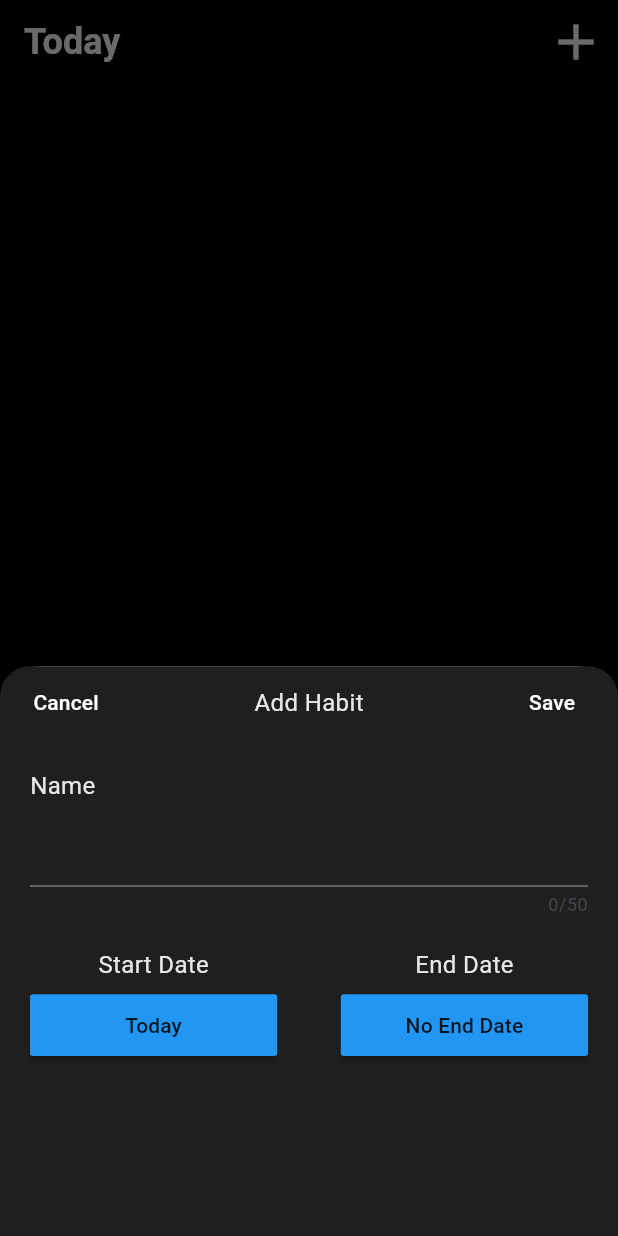
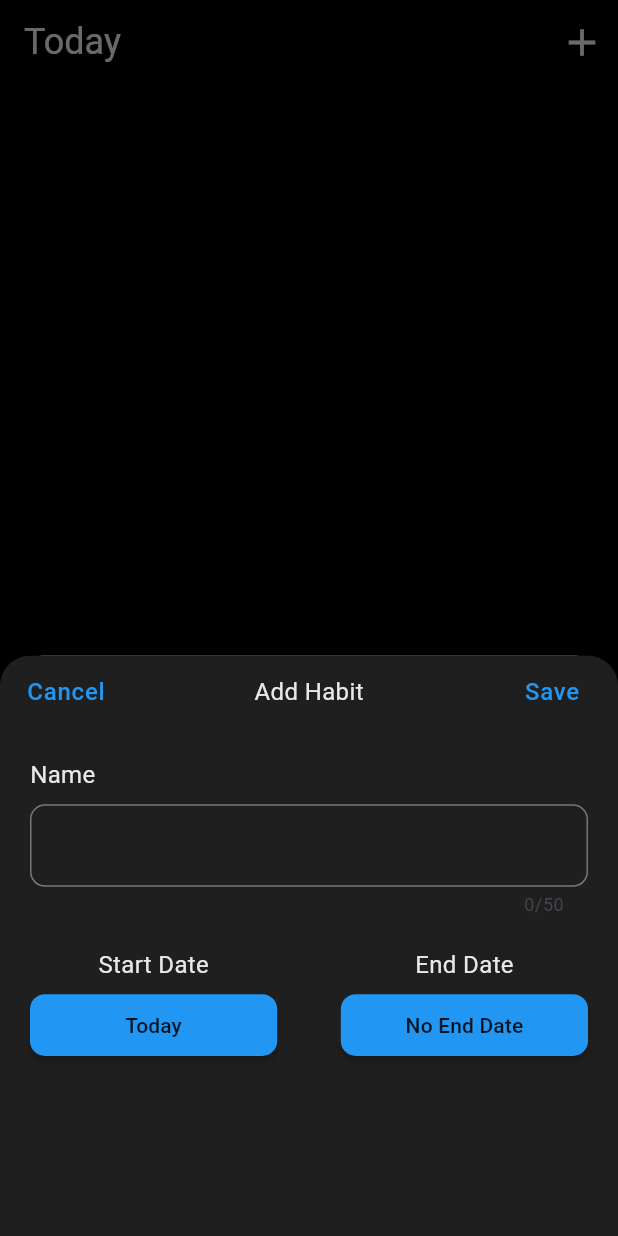
Before and after one commit to denysboitsov/habit-tracker, a Flutter app: the screen it shows after launch, after a tap on the "add" icon, on a phone screen of 412 x 824 dp. Run offline on Flutter 3.47's test engine with Material 3 defaults, Android fonts, the phone set to English and light mode, and no system bars; our stand-ins replace flutter_heatmap_calendar, sqflite, sqflite_common_ffi; accounts and stored records are empty.

Commit message:
some more styling adjustments

```diff
--- a/lib/main.dart
+++ b/lib/main.dart
@@ -7,6 +7,9 @@ void main() {
   runApp(
     MaterialApp(
       theme: ThemeData(
+        primaryColorLight: Colors.blue,
+        primaryColorDark: Colors.black,
+        primaryColor: Color.fromARGB(255, 31, 31, 31),
         splashFactory: NoSplash.splashFactory,
         iconButtonTheme: IconButtonThemeData(
           style: ElevatedButton.styleFrom(
@@ -30,7 +33,7 @@ void main() {
           ),
         ),
         bottomNavigationBarTheme: const BottomNavigationBarThemeData(
-          selectedItemColor: Color.fromARGB(255, 81, 124, 255),
+          selectedItemColor: Colors.blue,
           unselectedItemColor: Color.fromARGB(255, 134, 134, 134),
           backgroundColor: Colors.black,
         ),
@@ -39,7 +42,7 @@ void main() {
           titleTextStyle: const TextStyle(
             color: Color.fromARGB(255, 232, 232, 232),
             fontSize: 24,
-            fontWeight: FontWeight.bold,
+            //fontWeight: FontWeight.bold,
           ),
           actionsIconTheme: const IconThemeData(
               size: 24, color: Color.fromARGB(255, 232, 232, 232)),
@@ -55,6 +58,44 @@ void main() {
               color: Color.fromARGB(255, 232, 232, 232),
               fontWeight: FontWeight.bold,
             ),
+            labelMedium: TextStyle(
+              fontSize: 16,
+              color: Colors.blue,
+            )),
+        datePickerTheme: const DatePickerThemeData(
+          //yearBackgroundColor: MaterialStatePropertyAll<Color>(Colors.white),
+          yearOverlayColor: MaterialStatePropertyAll<Color>(Colors.white),
+          yearStyle: TextStyle(
+            color: Colors.white,
+          ),
+          weekdayStyle: TextStyle(
+            color: Colors.white,
+          ),
+          yearForegroundColor: MaterialStatePropertyAll<Color>(Colors.white),
+          headerForegroundColor: Colors.white,
+          dividerColor: Colors.transparent,
+          dayForegroundColor: MaterialStatePropertyAll<Color>(Colors.white),
+          todayBackgroundColor: MaterialStatePropertyAll<Color>(Colors.blue),
+          todayBorder: BorderSide(
+            width: 0,
+            //color: Color.fromARGB(255, 53, 53, 53),
+          ),
+          backgroundColor: Color.fromARGB(255, 31, 31, 31),
+          cancelButtonStyle: ButtonStyle(
+            foregroundColor: MaterialStatePropertyAll<Color>(Colors.blue),
+          ),
+          confirmButtonStyle: ButtonStyle(
+            foregroundColor: MaterialStatePropertyAll<Color>(Colors.blue),
+          ),
+          shape: RoundedRectangleBorder(
+            borderRadius: BorderRadius.all(
+              Radius.circular(20),
+            ),
+            side: BorderSide(
+              width: 1,
+              //color: Color.fromARGB(255, 53, 53, 53),
+            ),
+          ),
         ),
       ),
       home: HabitTracker(),
--- a/lib/widgets/habit_tracker.dart
+++ b/lib/widgets/habit_tracker.dart
@@ -89,7 +89,7 @@ class _HabitTrackerState extends State<HabitTracker> {
           IconButton(
             icon: const Icon(
               Icons.add,
-              size: 40.0,
+              size: 30.0,
             ),
             onPressed: () => _openAddHabitOverlay(),
           ),
@@ -97,13 +97,17 @@ class _HabitTrackerState extends State<HabitTracker> {
       ),
       body: _pages[_selectedIndex],
       bottomNavigationBar: BottomNavigationBar(
+        showSelectedLabels: false,
+        showUnselectedLabels: false,
         items: const <BottomNavigationBarItem>[
           BottomNavigationBarItem(
-            icon: Icon(Icons.check_circle),
+            activeIcon: Icon(Icons.check_circle, size: 30,),
+            icon: Icon(Icons.check_circle_outline, size: 30,),
             label: 'Today',
           ),
           BottomNavigationBarItem(
-            icon: Icon(Icons.bar_chart),
+            activeIcon: Icon(Icons.bar_chart, size: 30,),
+            icon: Icon(Icons.bar_chart_outlined, size: 30,),
             label: 'Stats',
           ),
         ],
--- a/lib/widgets/habits_list/habits_item.dart
+++ b/lib/widgets/habits_list/habits_item.dart
@@ -118,7 +118,7 @@ class HabitsItem extends StatelessWidget {
             borderRadius: BorderRadius.circular(15.0),
             border: Border.all(
               color: habit.isCompleted
-                  ? Colors.blue.withOpacity(0)
+                  ? Colors.transparent
                   : Color.fromARGB(255, 53, 53, 53),
               width: 1.0,
             ),
--- a/lib/widgets/new_habit/new_habit.dart
+++ b/lib/widgets/new_habit/new_habit.dart
@@ -79,7 +79,7 @@ class _NewHabitState extends State<NewHabit> {
   Widget build(BuildContext context) {
     return Container(
       decoration: BoxDecoration(
-        color: Color.fromARGB(255, 31, 31, 31),
+        color: Theme.of(context).primaryColor,
         borderRadius: const BorderRadius.only(
           topLeft: Radius.circular(20),
           topRight: Radius.circular(20),
@@ -96,9 +96,9 @@ class _NewHabitState extends State<NewHabit> {
             mainAxisAlignment: MainAxisAlignment.spaceBetween,
             children: [
               MaterialButton(
-                child: const Text(
+                child: Text(
                   'Cancel',
-                  style: TextStyle(color: Colors.white),
+                  style: Theme.of(context).textTheme.labelMedium,
                 ),
                 onPressed: () {
                   Navigator.pop(context);
@@ -108,9 +108,9 @@ class _NewHabitState extends State<NewHabit> {
                 "Add Habit",
               ),
               MaterialButton(
-                child: const Text(
+                child: Text(
                   'Save',
-                  style: TextStyle(color: Colors.white),
+                  style: Theme.of(context).textTheme.labelMedium,
                 ),
                 onPressed: () {
                   _submitNewHabit();
@@ -135,6 +135,23 @@ class _NewHabitState extends State<NewHabit> {
                 TextField(
                   maxLength: 50,
                   controller: _nameController,
+                  style: Theme.of(context).textTheme.bodyMedium,
+                  decoration: InputDecoration(
+                    focusedBorder: OutlineInputBorder(
+                      borderSide:
+                          const BorderSide(color: Color.fromARGB(255, 120, 120, 120), width: 1.0),
+                      borderRadius: BorderRadius.circular(10.0),
+                    ),
+                    //suffixIcon: Icon(Icons.clear),
+                    //labelText: 'Habit name',
+                    //hintText: 'Habit name',
+                    //helperText: 'supporting text',
+                    border: OutlineInputBorder(
+                      borderRadius: BorderRadius.all(
+                        Radius.circular(10),
+                      ),
+                    ),
+                  ),
                 ),
                 SizedBox(
                   height: MediaQuery.of(context).size.width * 0.05,
@@ -154,11 +171,26 @@ class _NewHabitState extends State<NewHabit> {
                           width: MediaQuery.of(context).size.width * 0.4,
                           height: MediaQuery.of(context).size.width * 0.1,
                           child: MaterialButton(
-                              color: Colors.blue,
+                              shape: RoundedRectangleBorder(
+                                borderRadius: BorderRadius.all(
+                                  Radius.circular(10),
+                                ),
+                              ),
+                              color: Theme.of(context).primaryColorLight,
                               padding: const EdgeInsets.all(0),
                               child: Text(startDateButtonText),
                               onPressed: () async {
                                 DateTime? picked = await showDatePicker(
+                                  builder: (context, child) {
+                                    return Theme(
+                                        data: Theme.of(context).copyWith(
+                                            colorScheme: Theme.of(context)
+                                                .colorScheme
+                                                .copyWith(
+                                                    onSurface: Colors
+                                                        .white)), //change to your desired color
+                                        child: child!);
+                                  },
                                   context: context,
                                   initialDate: DateTime.now(),
                                   firstDate: DateTime(2000),
@@ -191,11 +223,26 @@ class _NewHabitState extends State<NewHabit> {
                           width: MediaQuery.of(context).size.width * 0.4,
                           height: MediaQuery.of(context).size.width * 0.1,
                           child: MaterialButton(
-                              color: Colors.blue,
+                              shape: RoundedRectangleBorder(
+                                borderRadius: BorderRadius.all(
+                                  Radius.circular(10),
+                                ),
+                              ),
+                              color: Theme.of(context).primaryColorLight,
                               padding: const EdgeInsets.all(0),
                               child: Text(endDateButtonText),
                               onPressed: () async {
                                 DateTime? picked = await showDatePicker(
+                                  builder: (context, child) {
+                                    return Theme(
+                                        data: Theme.of(context).copyWith(
+                                            colorScheme: Theme.of(context)
+                                                .colorScheme
+                                                .copyWith(
+                                                    onSurface: Colors
+                                                        .white)), //change to your desired color
+                                        child: child!);
+                                  },
                                   context: context,
                                   initialDate: DateTime.now(),
                                   firstDate: DateTime(2000),
@@ -206,7 +253,7 @@ class _NewHabitState extends State<NewHabit> {
                                   setState(() {
                                     endDate = picked;
                                     endDateButtonText = DateFormat('yyyy-MM-dd')
-                                        .format(startDate)
+                                        .format(endDate!)
                                         .toString();
                                   });
                                 }
```
Also changed, not shown: lib/widgets/edit_habit/edit_habit.dart (+25 -3 lines). Lines whose indentation alone changed are shown as unchanged.
